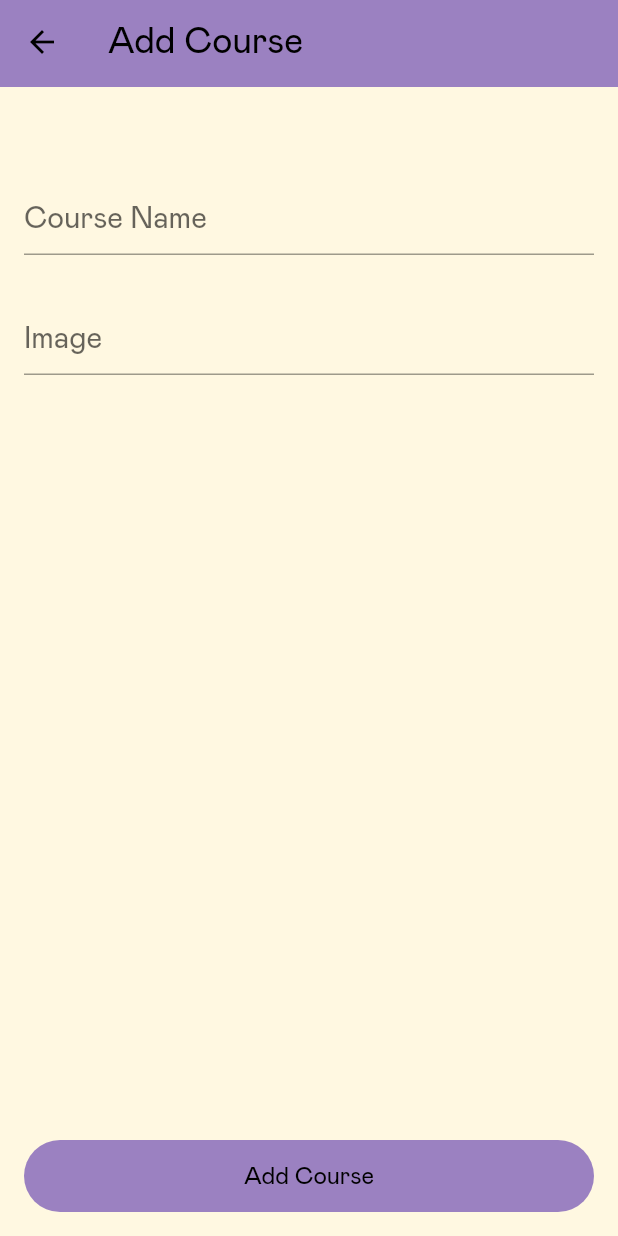
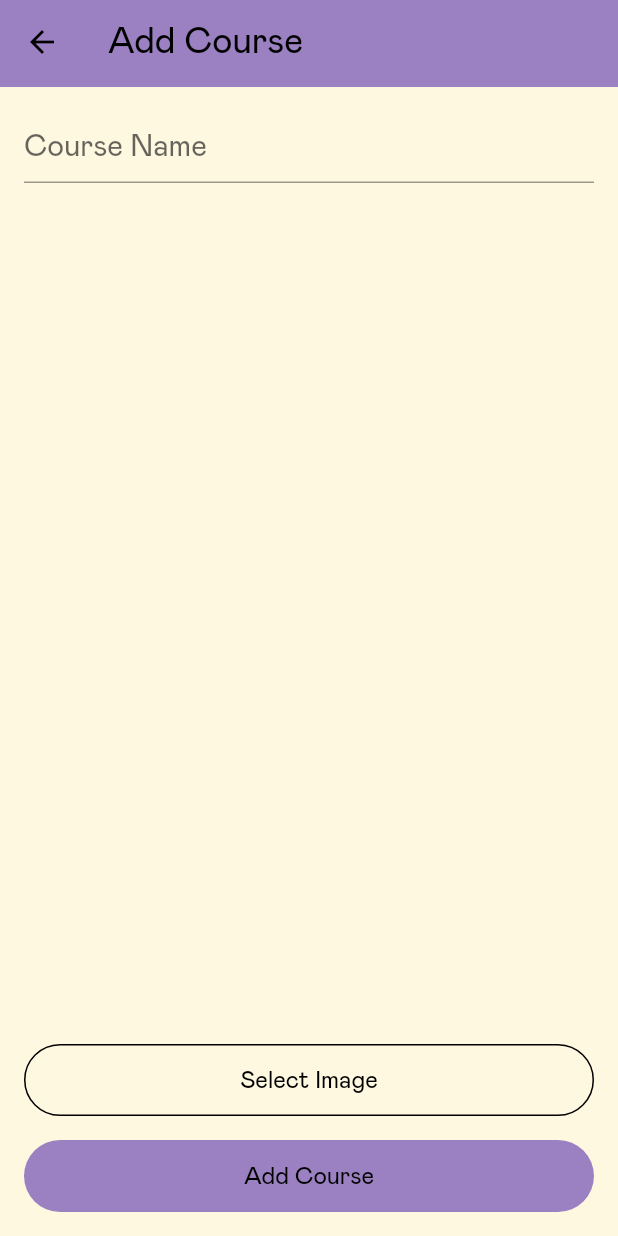
Before and after one commit to nourbeh302/Quizzed, a Flutter app: the AddCourseScreen screen opened by its route, on a phone screen of 412 x 824 dp. Run offline on Flutter 3.47's test engine with Material 2 defaults, Android fonts, the phone set to English and light mode, and no system bars; our stand-ins replace cloud_firestore, file_picker, firebase_auth, firebase_core, firebase_storage, flutter_svg; accounts and stored records are empty.

Commit message:
Uploading images to Firebase storage

```diff
--- a/lib/screens/professor/add_course.dart
+++ b/lib/screens/professor/add_course.dart
@@ -1,12 +1,18 @@
+import 'dart:io';
+
+import 'package:flutter/material.dart';
 import 'package:cloud_firestore/cloud_firestore.dart';
-import 'package:flutter/material.dart';
+import 'package:file_picker/file_picker.dart';
+import 'package:uuid/uuid.dart';
+
 import 'package:quizzed/constant.dart';
 import 'package:quizzed/models/course.dart';
 import 'package:quizzed/validators/name_validator.dart';
 import 'package:quizzed/widgets/appbar.dart';
 import 'package:quizzed/services/course_service.dart';
 
-final _formKey = GlobalKey<FormState>();
+// final _formKey = GlobalKey<FormState>(debugLabel: const Uuid().v4());
+final _formKey = Key(const Uuid().v4());
 
 class AddCourseScreen extends StatefulWidget {
   const AddCourseScreen({super.key});
@@ -20,7 +26,10 @@ class _AddCourseScreenState extends State<AddCourseScreen> {
   final _nameController = TextEditingController();
   final _imageController = TextEditingController();
   final _nameValidator = NameValidator();
-  final _imageValidator = NameValidator(); // Needs enhancement
+
+  // Define image file
+  PlatformFile? pickedImage;
+  late String downloadUrl;
 
   // Define service
   final CourseService _courseService = CourseService();
@@ -45,15 +54,28 @@ class _AddCourseScreenState extends State<AddCourseScreen> {
     super.dispose();
   }
 
+  Future selectFile() async {
+    final result = await _courseService.selectImage();
+    setState(() => pickedImage = result);
+  }
+
+  Future<void> uploadImage(pickedImage) async {
+    downloadUrl = await _courseService.uploadImage(pickedImage);
+    Course course = Course(_nameController.text, downloadUrl, Timestamp.now());
+    _courseService.addCourse(course);
+  }
+
   @override
   Widget build(BuildContext context) {
+    return FutureBuilder(
+        future: uploadImage(pickedImage),
+        builder: (context, snapshot) {
           return Scaffold(
             appBar: const QuizzedAppBar(
               title: "Add Course",
               isBackButtonActive: true,
             ),
             body: Container(
-        margin: const EdgeInsets.fromLTRB(0, 48, 0, 0),
               padding: const EdgeInsets.all(16.0),
               child: Column(
                 mainAxisAlignment: MainAxisAlignment.spaceBetween,
@@ -92,33 +114,18 @@ class _AddCourseScreenState extends State<AddCourseScreen> {
                                   ))),
                             ),
                             const SizedBox(
-                        height: 32,
+                              height: 24,
                             ),
-                      TextFormField(
-                        controller: _imageController,
-                        obscureText: true,
-                        validator: (value) {
-                          if (value == null || value.isEmpty) {
-                            return "Fill the field";
-                          }
-                          if (!_imageValidator.isNameValid(value)) {
-                            return "Images should be at least 3 characters";
-                          }
-                          return null;
-                        },
-                        style: TextStyle(
-                            fontFamily: baseFontFamily,
-                            fontSize: inputFontSize),
-                        decoration: InputDecoration(
-                            hintText: "Image",
-                            hintStyle: TextStyle(
-                                fontFamily: baseFontFamily,
-                                fontSize: inputFontSize),
-                            focusColor: primaryColor,
-                            focusedBorder: UnderlineInputBorder(
-                                borderSide: BorderSide(
-                              color: primaryColor,
-                            ))),
+                            if (pickedImage != null)
+                              ClipRRect(
+                                borderRadius: const BorderRadius.all(
+                                  Radius.circular(8.0),
+                                ),
+                                child: Image.file(
+                                  File(pickedImage!.path!),
+                                  fit: BoxFit.cover,
+                                  width: double.infinity,
+                                ),
                               ),
                           ],
                         ),
@@ -127,16 +134,15 @@ class _AddCourseScreenState extends State<AddCourseScreen> {
                   ),
                   Column(
                     children: [
+                      OutlinedButton(
+                        onPressed: () => selectFile(),
+                        child: Text('Select Image',
+                            style: Theme.of(context).textTheme.labelMedium),
+                      ),
+                      const SizedBox(height: 16),
                       ElevatedButton(
                         onPressed: () {
-                    if (_formKey.currentState!.validate()) {
-                      ScaffoldMessenger.of(context).showSnackBar(
-                        const SnackBar(content: Text('Processing Data')),
-                      );
-                      Course course = Course(_nameController.text,
-                          _imageController.text, Timestamp.now());
-                      _courseService.addCourse(course);
-                    }
+                          uploadImage(pickedImage);
                           Navigator.pushNamed(context, '/');
                         },
                         child: Text('Add Course',
@@ -148,5 +154,6 @@ class _AddCourseScreenState extends State<AddCourseScreen> {
               ),
             ),
           );
+        });
   }
 }
--- a/lib/screens/shared/view_courses.dart
+++ b/lib/screens/shared/view_courses.dart
@@ -1,5 +1,6 @@
 import 'package:cloud_firestore/cloud_firestore.dart';
 import 'package:flutter/material.dart';
+
 import 'package:quizzed/models/course.dart';
 import 'package:quizzed/services/course_service.dart';
 import 'package:quizzed/widgets/appbar.dart';
@@ -47,7 +48,7 @@ class _ViewCoursesScreenState extends State<ViewCoursesScreen> {
                         child: ListView.separated(
                           itemCount: courseList.length,
                           separatorBuilder: (context, index) => const SizedBox(
-                            height: 16.0,
+                            height: 24.0,
                           ),
                           itemBuilder: (BuildContext context, int index) {
                             return courseList[index];
--- a/pubspec.yaml
+++ b/pubspec.yaml
@@ -39,6 +39,9 @@ dependencies:
   firebase_core: ^2.9.0
   firebase_auth: ^4.4.0
   cloud_firestore: ^4.5.1
+  firebase_storage: ^11.1.0
+  file_picker: ^5.2.9
+  uuid: ^3.0.7
 
 dev_dependencies:
   flutter_test:
```
Also changed, not shown: lib/services/course_service.dart (+27 -0 lines), lib/widgets/course_card.dart (+34 -9 lines), pubspec.lock, 1 other file. Lines whose indentation alone changed are shown as unchanged.
